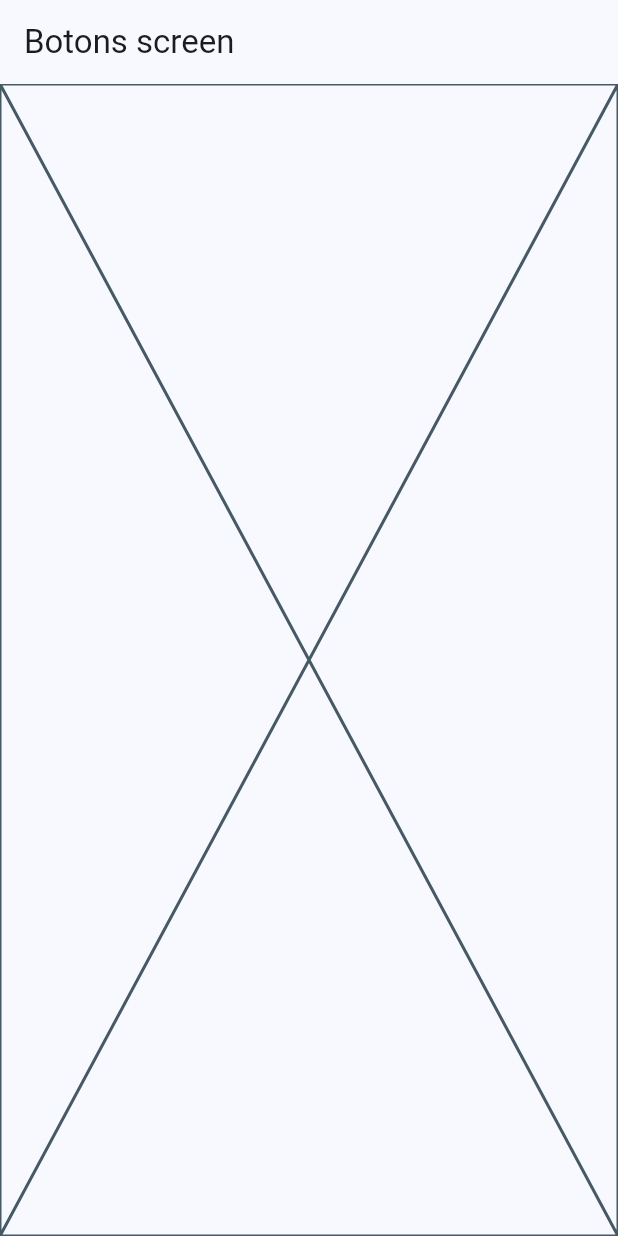
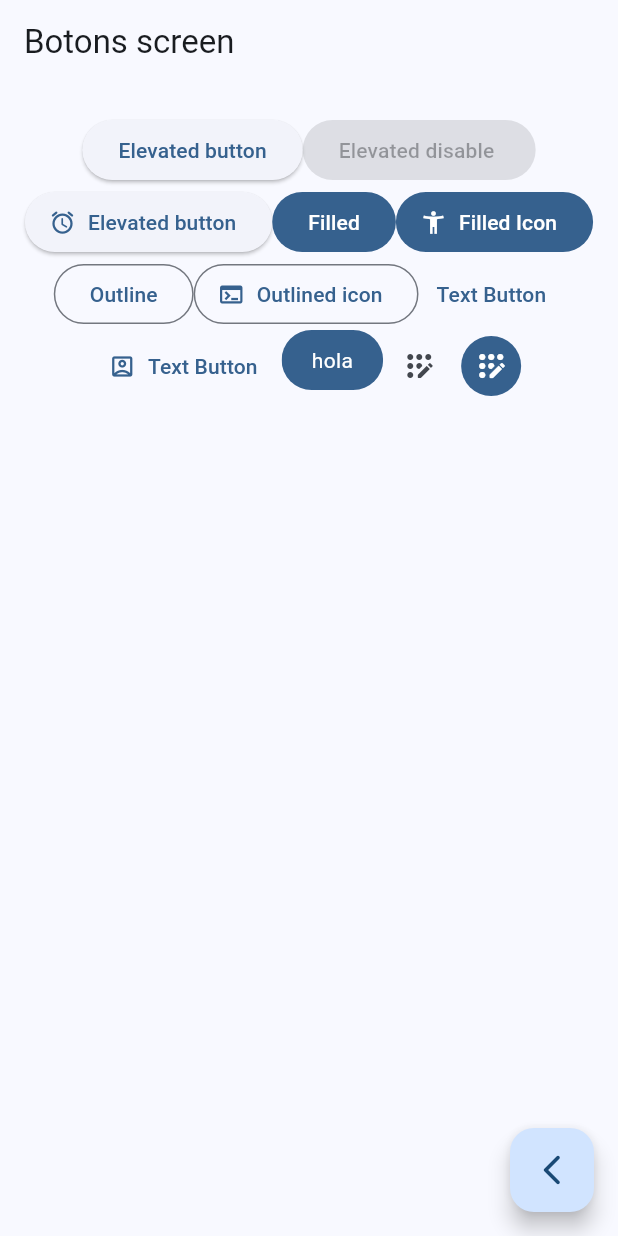
Before and after one commit to Federicoegas001/widget_app, a Flutter app: the ButtonsScreen screen opened by its route, on a phone screen of 412 x 824 dp. Run offline on Flutter 3.47's test engine with Material 3 defaults, Android fonts, the phone set to English and light mode, and no system bars; our stand-ins replace go_router.

Commit message:
button screen finished

```diff
--- a/lib/presentation/screens/buttons/buttons_screen.dart
+++ b/lib/presentation/screens/buttons/buttons_screen.dart
@@ -1,4 +1,6 @@
 import 'package:flutter/material.dart';
+import 'package:go_router/go_router.dart';
+import 'package:widget_app/config/theme/app_theme.dart';
 
 class ButtonsScreen extends StatelessWidget {
   const ButtonsScreen({super.key});
@@ -9,7 +11,99 @@ class ButtonsScreen extends StatelessWidget {
       appBar: AppBar(
         title: const Text('Botons screen'),
       ),
-      body: const Placeholder(),
+      body: _ButtonsView(),
+      floatingActionButton: FloatingActionButton(
+        onPressed: () {
+          context.pop();
+        },
+        child: const Icon(Icons.arrow_back_ios_new_rounded),
+      ),
     );
   }
 }
+
+class _ButtonsView extends StatelessWidget {
+  @override
+  Widget build(BuildContext context) {
+    final colors = Theme.of(context).colorScheme;
+
+    return SizedBox(
+      width: double.infinity,
+      child: Padding(
+        padding: const EdgeInsets.symmetric(horizontal: 10, vertical: 20),
+        child: Wrap(
+          spacing: 0,
+          alignment: WrapAlignment.center,
+          children: [
+            ElevatedButton(
+                onPressed: () {}, child: const Text('Elevated button')),
+            const ElevatedButton(
+                onPressed: null, child: Text('Elevated disable ')),
+            ElevatedButton.icon(
+              onPressed: () {},
+              label: const Text('Elevated button'),
+              icon: const Icon(Icons.access_alarm_rounded),
+            ),
+            FilledButton(onPressed: () {}, child: const Text('Filled')),
+            FilledButton.icon(
+              onPressed: () {},
+              icon: const Icon(Icons.accessibility_new),
+              label: const Text('Filled Icon'),
+            ),
+            OutlinedButton(onPressed: () {}, child: const Text('Outline')),
+            OutlinedButton.icon(
+              onPressed: () {},
+              icon: const Icon(Icons.terminal),
+              label: const Text('Outlined icon'),
+            ),
+            TextButton(onPressed: () {}, child: const Text('Text Button')),
+            TextButton.icon(
+              onPressed: () {},
+              label: const Text('Text Button'),
+              icon: const Icon(Icons.account_box_outlined),
+            ),
+            CustomButton(),
+            IconButton(
+                onPressed: () {},
+                icon: const Icon(Icons.app_registration_rounded)),
+            IconButton(
+              onPressed: () {},
+              icon: const Icon(
+                Icons.app_registration_rounded,
+              ),
+              style: ButtonStyle(
+                  backgroundColor: MaterialStatePropertyAll(colors.primary),
+                  iconColor: const MaterialStatePropertyAll(Colors.white)),
+            ),
+          ],
+        ),
+      ),
+    );
+  }
+}
+
+class CustomButton extends StatelessWidget {
+  const CustomButton({super.key});
+
+  @override
+  Widget build(BuildContext context) {
+    final colors = Theme.of(context).colorScheme;
+
+    return ClipRRect(
+      borderRadius: BorderRadius.circular(20),
+      child: Material(
+        color: colors.primary,
+        child: InkWell(
+          onTap: () {},
+          child: const Padding(
+            padding: EdgeInsets.symmetric(horizontal: 20, vertical: 10),
+            child: Text(
+              'hola',
+              style: TextStyle(color: Colors.white),
+            ),
+          ),
+        ),
+      ),
+    );
+  }
+}
```
